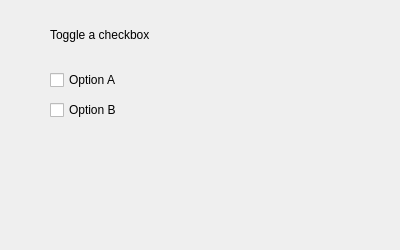
Qt form component/04/main.ui (matf-pp/Materials) before a commit.
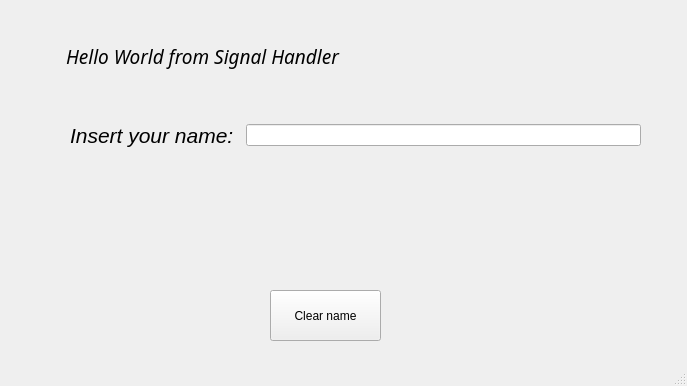
The same form after that commit.

```diff
--- a/component/04/main.ui
+++ b/component/04/main.ui
@@ -6,8 +6,8 @@
    <rect>
     <x>0</x>
     <y>0</y>
-    <width>400</width>
-    <height>250</height>
+    <width>687</width>
+    <height>386</height>
    </rect>
   </property>
   <property name="windowTitle">
@@ -15,50 +15,115 @@
   </property>
 
   <widget class="QWidget" name="centralwidget">
-
-   <widget class="QLabel" name="label_info">
+   <widget class="QLabel" name="label">
     <property name="geometry">
      <rect>
-      <x>50</x>
-      <y>20</y>
-      <width>300</width>
-      <height>30</height>
+      <x>66</x>
+      <y>26</y>
+      <width>341</width>
+      <height>61</height>
      </rect>
     </property>
+    <property name="font">
+     <font>
+      <family>Tlwg Typo</family>
+      <pointsize>14</pointsize>
+      <italic>true</italic>
+     </font>
+    </property>
     <property name="text">
-     <string>Toggle a checkbox</string>
+     <string>Hello World from Signal Handler</string>
     </property>
    </widget>
-
-   <widget class="QCheckBox" name="checkBox_A">
+   <widget class="QLabel" name="label_2">
     <property name="geometry">
      <rect>
-      <x>50</x>
-      <y>70</y>
-      <width>150</width>
-      <height>20</height>
+      <x>130</x>
+      <y>370</y>
+      <width>191</width>
+      <height>71</height>
      </rect>
     </property>
     <property name="text">
-     <string>Option A</string>
+     <string/>
     </property>
    </widget>
-
-   <widget class="QCheckBox" name="checkBox_B">
+   <widget class="QWidget" name="horizontalLayoutWidget">
     <property name="geometry">
      <rect>
-      <x>50</x>
+      <x>70</x>
       <y>100</y>
-      <width>150</width>
-      <height>20</height>
+      <width>571</width>
+      <height>71</height>
      </rect>
     </property>
+    <layout class="QHBoxLayout" name="horizontalLayout">
+     <item>
+      <widget class="QLabel" name="label_3">
+       <property name="font">
+        <font>
+         <pointsize>16</pointsize>
+         <italic>true</italic>
+        </font>
+       </property>
+       <property name="text">
+        <string>Insert your name: </string>
+       </property>
+      </widget>
+     </item>
+     <item>
+      <widget class="QLineEdit" name="lineEdit"/>
+     </item>
+    </layout>
+   </widget>
+   <widget class="QLabel" name="label_4">
+    <property name="geometry">
+     <rect>
+      <x>190</x>
+      <y>190</y>
+      <width>291</width>
+      <height>71</height>
+     </rect>
+    </property>
+    <property name="font">
+     <font>
+      <family>Garuda</family>
+      <pointsize>26</pointsize>
+      <weight>75</weight>
+      <italic>true</italic>
+      <bold>true</bold>
+      <underline>true</underline>
+     </font>
+    </property>
     <property name="text">
-     <string>Option B</string>
+     <string/>
     </property>
    </widget>
-
+   <widget class="QPushButton" name="pushButton">
+    <property name="geometry">
+     <rect>
+      <x>270</x>
+      <y>290</y>
+      <width>111</width>
+      <height>51</height>
+     </rect>
+    </property>
+    <property name="text">
+     <string>Clear name</string>
+    </property>
+   </widget>
   </widget>
+  <widget class="QMenuBar" name="menubar">
+   <property name="geometry">
+    <rect>
+     <x>0</x>
+     <y>0</y>
+     <width>687</width>
+     <height>29</height>
+    </rect>
+   </property>
+  </widget>
+  <widget class="QStatusBar" name="statusbar"/>
  </widget>
  <resources/>
  <connections/>
```
Left out of the diff: 61 changed lines with no effect on the pictures.
